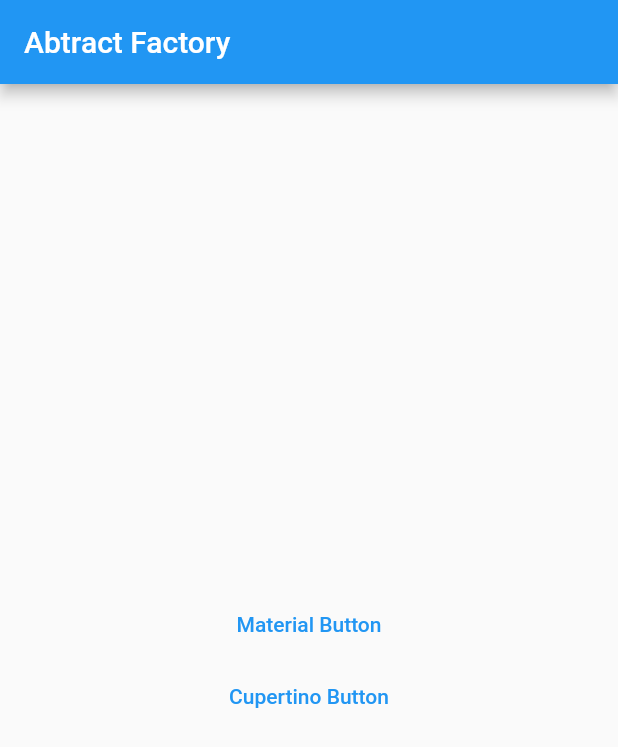
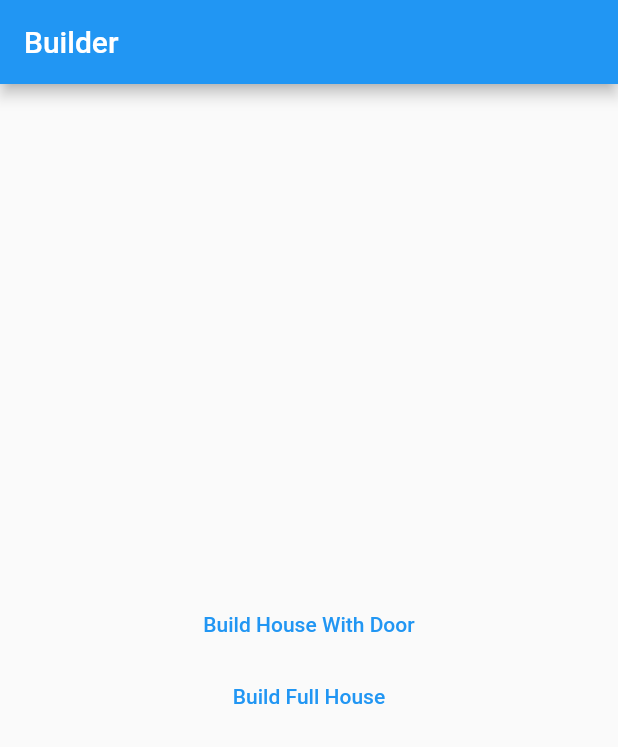
Before and after one commit to wem2017/dart_design_pattern, a Flutter app: the screen it shows after launch, on a phone screen of 412 x 824 dp. Shown: the top 747 px of the screen. Run offline on Flutter 3.47's test engine with Material 2 defaults, Android fonts, the phone set to English and light mode, and no system bars.

Commit message:
add builder

```diff
--- a/lib/abstract_factory/abstract_factory.dart
+++ b/lib/abstract_factory/abstract_factory.dart
@@ -23,7 +23,7 @@ class _AbstractFactoryState extends State<AbstractFactory> {
     super.dispose();
   }
 
-  void createButton(String? style) {
+  void _createButton(String? style) {
     Component component;
 
     switch (style) {
@@ -50,13 +50,13 @@ class _AbstractFactoryState extends State<AbstractFactory> {
           children: <Widget>[
             TextButton(
               onPressed: () {
-                createButton("Material");
+                _createButton("Material");
               },
               child: Text("Material Button"),
             ),
             TextButton(
               onPressed: () {
-                createButton("Cupertino");
+                _createButton("Cupertino");
               },
               child: Text("Cupertino Button"),
             ),
--- /dev/null
+++ b/lib/builder/base_house_builder.dart
@@ -0,0 +1,38 @@
+import 'package:flutter/material.dart';
+import 'package:flutter_app/builder/house.dart';
+import 'package:flutter_app/builder/house_builder.dart';
+
+class BaseHouseBuilder implements HouseBuilder {
+  late House house;
+
+  BaseHouseBuilder() {
+    reset();
+  }
+
+  @override
+  void buildDoor(int numDoor) {
+    house.numDoor = numDoor;
+  }
+
+  @override
+  void buildWindow(int numWindow) {
+    house.numWindow = numWindow;
+  }
+
+  @override
+  void paintHouse(Color colors) {
+    house.colors = colors;
+  }
+
+  @override
+  void reset() {
+    house = House();
+  }
+
+  @override
+  House get() {
+    final item = house;
+    reset();
+    return item;
+  }
+}
--- /dev/null
+++ b/lib/builder/builder.dart
@@ -0,0 +1,69 @@
+import 'package:flutter/material.dart';
+
+import 'base_house_builder.dart';
+import 'house.dart';
+
+class PatternBuilder extends StatefulWidget {
+  PatternBuilder({Key? key}) : super(key: key);
+
+  @override
+  _PatternBuilderState createState() {
+    return _PatternBuilderState();
+  }
+}
+
+class _PatternBuilderState extends State<PatternBuilder> {
+  House? _house;
+
+  @override
+  void initState() {
+    super.initState();
+  }
+
+  @override
+  void dispose() {
+    super.dispose();
+  }
+
+  void _buildHouseWithDoor() async {
+    final builder = BaseHouseBuilder();
+    builder.buildDoor(1);
+    _house = builder.get();
+    final snackBar = SnackBar(content: Text(_house.toString()));
+    ScaffoldMessenger.of(context).showSnackBar(snackBar);
+  }
+
+  void _buildFullHouse() async {
+    final builder = BaseHouseBuilder();
+    builder.buildDoor(1);
+    builder.buildWindow(3);
+    builder.paintHouse(Color(0xFFFFE57F));
+    _house = builder.get();
+    final snackBar = SnackBar(content: Text(_house.toString()));
+    ScaffoldMessenger.of(context).showSnackBar(snackBar);
+  }
+
+  @override
+  Widget build(BuildContext context) {
+    return Scaffold(
+      appBar: AppBar(
+        title: Text('Builder'),
+      ),
+      body: Center(
+        child: Column(
+          mainAxisAlignment: MainAxisAlignment.center,
+          children: <Widget>[
+            TextButton(
+              onPressed: _buildHouseWithDoor,
+              child: Text("Build House With Door"),
+            ),
+            TextButton(
+              onPressed: _buildFullHouse,
+              child: Text("Build Full House"),
+            ),
+          ],
+        ),
+      ), // This trailing comma makes auto-formatting nicer for build methods.
+    );
+  }
+}
--- /dev/null
+++ b/lib/builder/house.dart
@@ -0,0 +1,8 @@
+import 'package:flutter/material.dart';
+
+class House {
+  int? numDoor;
+  int? numWindow;
+  Color? colors;
+  House({this.numDoor, this.numWindow, this.colors});
+}
--- /dev/null
+++ b/lib/builder/house_builder.dart
@@ -0,0 +1,11 @@
+import 'package:flutter/material.dart';
+
+import 'house.dart';
+
+abstract class HouseBuilder {
+  void reset();
+  void buildDoor(int numDoor);
+  void buildWindow(int numWindow);
+  void paintHouse(Color colors);
+  House get();
+}
--- a/lib/factory_method/factory_method.dart
+++ b/lib/factory_method/factory_method.dart
@@ -24,7 +24,7 @@ class _FactoryMethodState extends State<FactoryMethod> {
     super.dispose();
   }
 
-  void createTransport(String transport) {
+  void _createTransport(String transport) {
     Logistic logistic;
     switch (transport) {
       case "Sea":
@@ -52,13 +52,13 @@ class _FactoryMethodState extends State<FactoryMethod> {
           children: <Widget>[
             TextButton(
               onPressed: () {
-                createTransport("Road");
+                _createTransport("Road");
               },
               child: Text("Road"),
             ),
             TextButton(
               onPressed: () {
-                createTransport("Sea");
+                _createTransport("Sea");
               },
               child: Text("Sea"),
             ),
--- a/lib/main.dart
+++ b/lib/main.dart
@@ -1,5 +1,5 @@
 import 'package:flutter/material.dart';
-import 'package:flutter_app/abstract_factory/abstract_factory.dart';
+import 'package:flutter_app/builder/builder.dart';
 
 void main() {
   runApp(MyApp());
@@ -13,7 +13,7 @@ class MyApp extends StatelessWidget {
       theme: ThemeData(
         primarySwatch: Colors.blue,
       ),
-      home: AbstractFactory(),
+      home: PatternBuilder(),
     );
   }
 }
```
